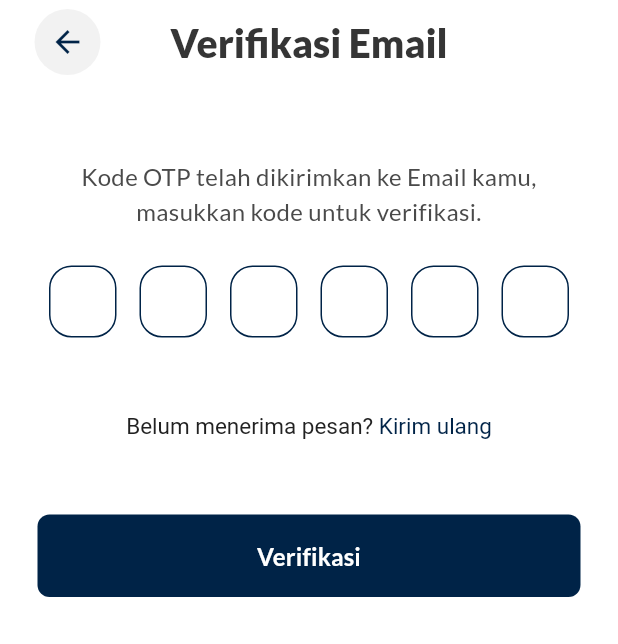
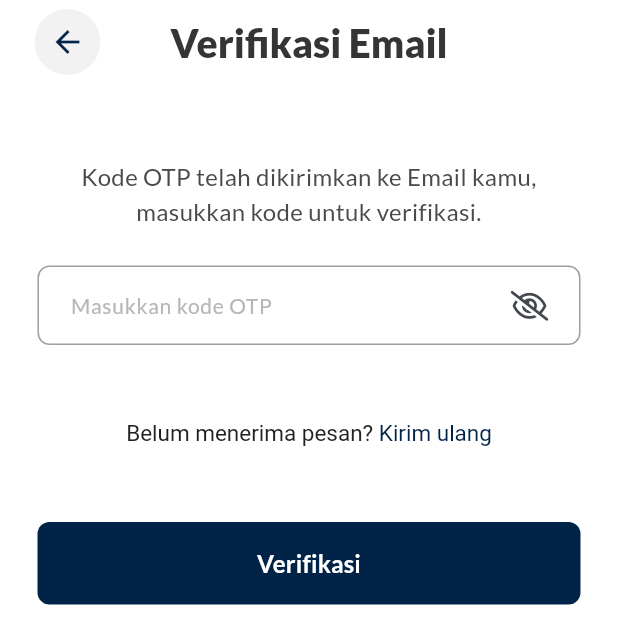
Before and after one commit to ufarqrobbany/cfood, a Flutter app: the VerificationScreen screen opened by its route, on a phone screen of 412 x 824 dp. Shown: the top 644 px of the screen. Run offline on Flutter 3.47's test engine with Material 3 defaults, Android fonts, the phone set to English and light mode, and no system bars; drawn by our look-alikes of otp_text_field; our stand-ins replace app_links, awesome_notifications, carousel_slider, community_material_icon, convert, custom_refresh_indicator and 16 more; missing offline and left inert: encrypt, flutter_background_service, http_interceptor, mobkit_dashed_border, social_share, uicons; accounts and stored records are empty; network calls fail.

Commit message:
update & fix app settings, signup screen, otp screen, organization

```diff
--- a/lib/screens/app_setting_info.dart
+++ b/lib/screens/app_setting_info.dart
@@ -41,6 +41,11 @@ class _AppSettingsInformationState extends State<AppSettingsInformation> {
       log(widget.type.toString());
       setState(() {
         webPath = Uri.parse('https://campusfood.id/attribution#app');
+      });
+    } else if(widget.type == 'Bantuan') {
+      log(widget.type.toString());
+      setState(() {
+        webPath = Uri.parse('https://campusfood.id/help-center#app');
       });
     }
 
--- a/lib/screens/organization.dart
+++ b/lib/screens/organization.dart
@@ -253,7 +253,11 @@ class _OrganizationScreenState extends State<OrganizationScreen>
           ),
           Text(
                 '${dataOrganization?.organizationName}',
-                style: AppTextStyles.subTitle,
+                style: const TextStyle(
+                        fontSize: 18,
+                        fontWeight: FontWeight.w600,
+                        color: Color(0xFF353535),
+                      ),
                 maxLines: 2,
               ),
           const SizedBox(
--- a/lib/screens/splash.dart
+++ b/lib/screens/splash.dart
@@ -285,10 +285,9 @@ class _SplashScreenState extends State<SplashScreen> {
             yesText: "Update Sekarang", onTapYes: () async {
           // openUrl(Uri.parse('https://campusfood.id'));
           log('open url');
-          final Uri url = Uri(scheme: 'https', host: 'www.campusfood.id');
+          final Uri url = Uri.parse('www.campusfood.id');
           if (!await launchUrl(url)) {
-            throw Exception(
-                'Could not launch $url');
+            throw Exception('Could not launch $url');
           }
         });
       }
--- a/lib/screens/verification.dart
+++ b/lib/screens/verification.dart
@@ -2,6 +2,7 @@ import 'dart:developer';
 
 import 'package:cfood/custom/CButtons.dart';
 import 'package:cfood/custom/CPageMover.dart';
+import 'package:cfood/custom/CTextField.dart';
 import 'package:cfood/custom/CToast.dart';
 import 'package:cfood/model/otp_check_response.dart';
 import 'package:cfood/model/reponse_handler.dart';
@@ -12,6 +13,7 @@ import 'package:cfood/screens/signup.dart';
 import 'package:cfood/style.dart';
 import 'package:flutter/gestures.dart';
 import 'package:flutter/material.dart';
+import 'package:font_awesome_flutter/font_awesome_flutter.dart';
 import 'package:otp_text_field/otp_field.dart';
 import 'package:otp_text_field/otp_field_style.dart';
 import 'package:otp_text_field/style.dart';
@@ -30,10 +32,12 @@ class VerificationScreen extends StatefulWidget {
 }
 
 class _VerificationScreenState extends State<VerificationScreen> {
-  final OtpFieldController otpController = OtpFieldController();
+  // final OtpFieldController otpController = OtpFieldController();
+  final TextEditingController otpController = TextEditingController();
   bool loadState = false;
   int otpCode = 0;
   int userId = 0;
+  bool passDisable = false;
 
   @override
   void initState() {
@@ -221,33 +225,59 @@ class _VerificationScreenState extends State<VerificationScreen> {
             ),
             Padding(
               padding: const EdgeInsets.symmetric(horizontal: 25),
-              child: OTPTextField(
-                  controller: otpController,
-                  length: 6,
-                  width: MediaQuery.of(context).size.width,
-                  textFieldAlignment: MainAxisAlignment.spaceAround,
-                  fieldWidth: 45,
-                  fieldStyle: FieldStyle.box,
-                  outlineBorderRadius: 15,
-                  style: const TextStyle(fontSize: 17),
-                  obscureText: false,
-                  otpFieldStyle: OtpFieldStyle(
-                      focusBorderColor: Warna.kuning,
-                      borderColor: Warna.biru,
-                      enabledBorderColor: Warna.biru,
-                      disabledBorderColor: Warna.abu3),
+              child: CTextField(
+                  // controller: otpController,
+                  // length: 6,
+                  // width: MediaQuery.of(context).size.width,
+                  // textFieldAlignment: MainAxisAlignment.spaceAround,
+                  // fieldWidth: 45,
+                  // fieldStyle: FieldStyle.box,
+                  // outlineBorderRadius: 15,
+                  // style: const TextStyle(fontSize: 17),
+                  // obscureText: false,
+                  // otpFieldStyle: OtpFieldStyle(
+                  //     focusBorderColor: Warna.kuning,
+                  //     borderColor: Warna.biru,
+                  //     enabledBorderColor: Warna.biru,
+                  //     disabledBorderColor: Warna.abu3),
+                  obscureText: passDisable,
+                  maxLines: 1,
                   onChanged: (pin) {
                     log("Changed: $pin");
                     setState(() {
                       otpCode = int.parse(pin);
                     });
                   },
-                  onCompleted: (pin) {
-                    log("Completed: $pin");
-                    setState(() {
-                      otpCode = int.parse(pin);
-                    });
-                  }),
+                  hintText: 'Masukkan kode OTP',
+                  suffixIcon: Padding(
+                  padding: const EdgeInsets.only(right: 10),
+                  child: IconButton(
+                    onPressed: () {
+                      if (passDisable) {
+                        setState(() {
+                          passDisable = false;
+                        });
+                      } else {
+                        setState(() {
+                          passDisable = true;
+                        });
+                      }
+                    },
+                    icon: FaIcon(
+                      passDisable
+                          ? FontAwesomeIcons.eye
+                          : FontAwesomeIcons.eyeSlash,
+                      size: 20,
+                    ),
+                  ),
+                ),
+                  // onCompleted: (pin) {
+                  //   log("Completed: $pin");
+                  //   setState(() {
+                  //     otpCode = int.parse(pin);
+                  //   });
+                  // },
+                  ),
             ),
             const SizedBox(
               height: 50,
```
Also changed, not shown: lib/screens/profile.dart (+62 -13 lines), lib/screens/signup.dart (+43 -42 lines).
